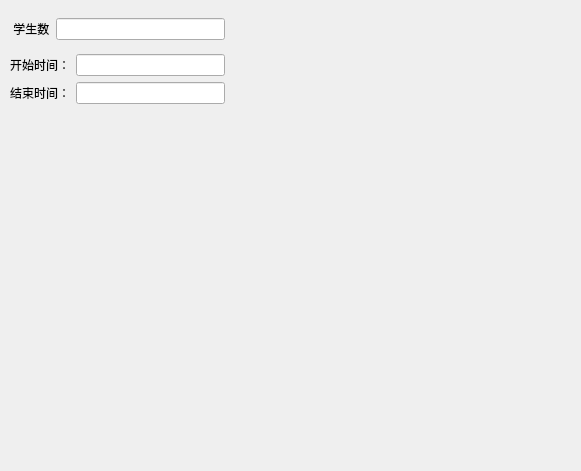
Qt form inter_editor.ui (jamesbee/stu-inter-sys) before a commit.
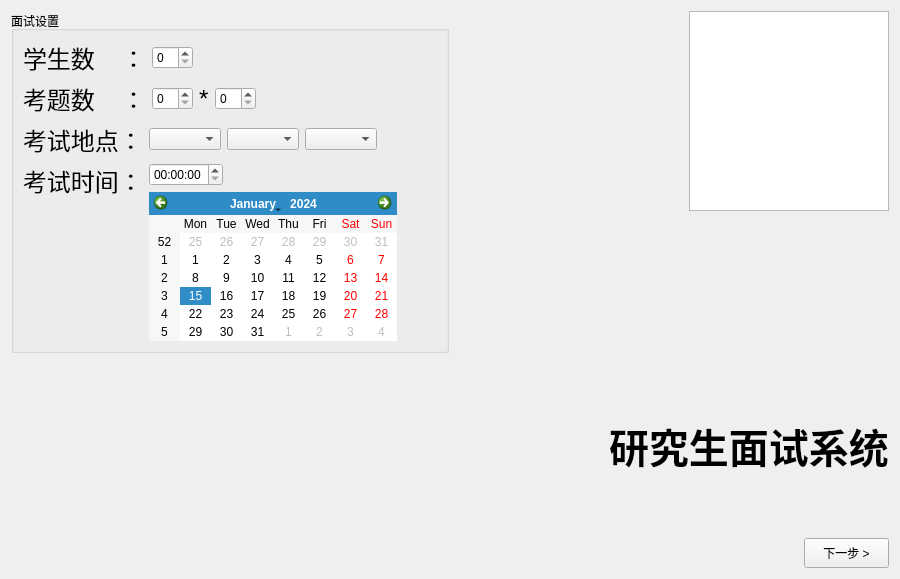
The same form after that commit.

Commit message: fix file name conflict (InterEditor.ui to inter_editor.ui)

What changed in the file:
```diff
--- a/inter_editor.ui
+++ b/inter_editor.ui
@@ -6,71 +6,368 @@
    <rect>
     <x>0</x>
     <y>0</y>
-    <width>581</width>
-    <height>471</height>
+    <width>900</width>
+    <height>579</height>
    </rect>
   </property>
   <property name="windowTitle">
    <string>Form</string>
   </property>
-  <widget class="QWidget" name="">
-   <property name="geometry">
-    <rect>
-     <x>10</x>
-     <y>10</y>
-     <width>215</width>
-     <height>103</height>
-    </rect>
-   </property>
-   <layout class="QVBoxLayout" name="verticalLayout_2">
-    <item>
-     <layout class="QHBoxLayout" name="horizontalLayout_3">
-      <item>
-       <widget class="QLabel" name="label">
-        <property name="text">
-         <string> 学生数</string>
-        </property>
-       </widget>
-      </item>
-      <item>
-       <widget class="QLineEdit" name="lineEdit"/>
-      </item>
-     </layout>
-    </item>
-    <item>
-     <layout class="QVBoxLayout" name="verticalLayout">
-      <item>
-       <layout class="QHBoxLayout" name="horizontalLayout">
+  <layout class="QVBoxLayout" name="verticalLayout_6">
+   <item>
+    <layout class="QHBoxLayout" name="horizontalLayout_11">
+     <item>
+      <widget class="QGroupBox" name="groupBox">
+       <property name="title">
+        <string>面试设置</string>
+       </property>
+       <layout class="QVBoxLayout" name="verticalLayout_4">
         <item>
-         <widget class="QLabel" name="label_2">
-          <property name="text">
-           <string>开始时间：</string>
-          </property>
-         </widget>
+         <layout class="QVBoxLayout" name="verticalLayout_3">
+          <item>
+           <layout class="QHBoxLayout" name="horizontalLayout_2">
+            <item>
+             <widget class="QLabel" name="label">
+              <property name="font">
+               <font>
+                <pointsize>18</pointsize>
+               </font>
+              </property>
+              <property name="text">
+               <string>学生数    ：</string>
+              </property>
+             </widget>
+            </item>
+            <item>
+             <widget class="QSpinBox" name="spinBox"/>
+            </item>
+            <item>
+             <spacer name="horizontalSpacer_2">
+              <property name="orientation">
+               <enum>Qt::Horizontal</enum>
+              </property>
+              <property name="sizeHint" stdset="0">
+               <size>
+                <width>40</width>
+                <height>20</height>
+               </size>
+              </property>
+             </spacer>
+            </item>
+           </layout>
+          </item>
+          <item>
+           <layout class="QHBoxLayout" name="horizontalLayout_4">
+            <item>
+             <widget class="QLabel" name="label_2">
+              <property name="font">
+               <font>
+                <pointsize>18</pointsize>
+               </font>
+              </property>
+              <property name="text">
+               <string>考题数    ：</string>
+              </property>
+             </widget>
+            </item>
+            <item>
+             <layout class="QHBoxLayout" name="horizontalLayout_3">
+              <item>
+               <widget class="QSpinBox" name="spinBox_2"/>
+              </item>
+              <item>
+               <widget class="QLabel" name="label_5">
+                <property name="font">
+                 <font>
+                  <pointsize>18</pointsize>
+                 </font>
+                </property>
+                <property name="text">
+                 <string>*</string>
+                </property>
+               </widget>
+              </item>
+              <item>
+               <widget class="QSpinBox" name="spinBox_3"/>
+              </item>
+              <item>
+               <spacer name="horizontalSpacer_3">
+                <property name="orientation">
+                 <enum>Qt::Horizontal</enum>
+                </property>
+                <property name="sizeHint" stdset="0">
+                 <size>
+                  <width>40</width>
+                  <height>20</height>
+                 </size>
+                </property>
+               </spacer>
+              </item>
+             </layout>
+            </item>
+           </layout>
+          </item>
+          <item>
+           <layout class="QHBoxLayout" name="horizontalLayout_5">
+            <item>
+             <widget class="QLabel" name="label_3">
+              <property name="font">
+               <font>
+                <pointsize>18</pointsize>
+               </font>
+              </property>
+              <property name="text">
+               <string>考试地点：</string>
+              </property>
+             </widget>
+            </item>
+            <item>
+             <layout class="QHBoxLayout" name="horizontalLayout_6">
+              <item>
+               <widget class="QComboBox" name="comboBox"/>
+              </item>
+              <item>
+               <widget class="QComboBox" name="comboBox_2"/>
+              </item>
+              <item>
+               <widget class="QComboBox" name="comboBox_3"/>
+              </item>
+              <item>
+               <spacer name="horizontalSpacer_5">
+                <property name="orientation">
+                 <enum>Qt::Horizontal</enum>
+                </property>
+                <property name="sizeHint" stdset="0">
+                 <size>
+                  <width>40</width>
+                  <height>18</height>
+                 </size>
+                </property>
+               </spacer>
+              </item>
+             </layout>
+            </item>
+           </layout>
+          </item>
+          <item>
+           <layout class="QHBoxLayout" name="horizontalLayout_8">
+            <item>
+             <layout class="QVBoxLayout" name="verticalLayout">
+              <item>
+               <widget class="QLabel" name="label_4">
+                <property name="font">
+                 <font>
+                  <pointsize>18</pointsize>
+                 </font>
+                </property>
+                <property name="text">
+                 <string>考试时间：</string>
+                </property>
+               </widget>
+              </item>
+              <item>
+               <spacer name="verticalSpacer">
+                <property name="orientation">
+                 <enum>Qt::Vertical</enum>
+                </property>
+                <property name="sizeHint" stdset="0">
+                 <size>
+                  <width>20</width>
+                  <height>40</height>
+                 </size>
+                </property>
+               </spacer>
+              </item>
+             </layout>
+            </item>
+            <item>
+             <layout class="QVBoxLayout" name="verticalLayout_2">
+              <item>
+               <layout class="QHBoxLayout" name="horizontalLayout_7">
+                <item>
+                 <widget class="QTimeEdit" name="timeEdit"/>
+                </item>
+                <item>
+                 <spacer name="horizontalSpacer_4">
+                  <property name="orientation">
+                   <enum>Qt::Horizontal</enum>
+                  </property>
+                  <property name="sizeHint" stdset="0">
+                   <size>
+                    <width>40</width>
+                    <height>20</height>
+                   </size>
+                  </property>
+                 </spacer>
+                </item>
+               </layout>
+              </item>
+              <item>
+               <layout class="QHBoxLayout" name="horizontalLayout_9">
+                <item>
+                 <widget class="QCalendarWidget" name="calendarWidget"/>
+                </item>
+                <item>
+                 <spacer name="horizontalSpacer_6">
+                  <property name="orientation">
+                   <enum>Qt::Horizontal</enum>
+                  </property>
+                  <property name="sizeHint" stdset="0">
+                   <size>
+                    <width>40</width>
+                    <height>20</height>
+                   </size>
+                  </property>
+                 </spacer>
+                </item>
+               </layout>
+              </item>
+             </layout>
+            </item>
+           </layout>
+          </item>
+         </layout>
         </item>
-        <item>
-         <widget class="QLineEdit" name="lineEdit_2"/>
-        </item>
        </layout>
-      </item>
-      <item>
-       <layout class="QHBoxLayout" name="horizontalLayout_2">
-        <item>
-         <widget class="QLabel" name="label_3">
-          <property name="text">
-           <string>结束时间：</string>
-          </property>
-         </widget>
-        </item>
-        <item>
-         <widget class="QLineEdit" name="lineEdit_3"/>
-        </item>
-       </layout>
-      </item>
-     </layout>
-    </item>
-   </layout>
-  </widget>
+      </widget>
+     </item>
+     <item>
+      <layout class="QVBoxLayout" name="verticalLayout_5">
+       <item>
+        <layout class="QHBoxLayout" name="horizontalLayout_10">
+         <item>
+          <spacer name="horizontalSpacer_7">
+           <property name="orientation">
+            <enum>Qt::Horizontal</enum>
+           </property>
+           <property name="sizeHint" stdset="0">
+            <size>
+             <width>40</width>
+             <height>20</height>
+            </size>
+           </property>
+          </spacer>
+         </item>
+         <item>
+          <widget class="QGraphicsView" name="graphicsView">
+           <property name="minimumSize">
+            <size>
+             <width>200</width>
+             <height>200</height>
+            </size>
+           </property>
+           <property name="maximumSize">
+            <size>
+             <width>200</width>
+             <height>200</height>
+            </size>
+           </property>
+          </widget>
+         </item>
+        </layout>
+       </item>
+       <item>
+        <spacer name="verticalSpacer_3">
+         <property name="orientation">
+          <enum>Qt::Vertical</enum>
+         </property>
+         <property name="sizeHint" stdset="0">
+          <size>
+           <width>20</width>
+           <height>40</height>
+          </size>
+         </property>
+        </spacer>
+       </item>
+      </layout>
+     </item>
+    </layout>
+   </item>
+   <item>
+    <layout class="QHBoxLayout" name="horizontalLayout_13">
+     <item>
+      <spacer name="verticalSpacer_2">
+       <property name="orientation">
+        <enum>Qt::Vertical</enum>
+       </property>
+       <property name="sizeHint" stdset="0">
+        <size>
+         <width>20</width>
+         <height>40</height>
+        </size>
+       </property>
+      </spacer>
+     </item>
+     <item>
+      <layout class="QHBoxLayout" name="horizontalLayout_12">
+       <item>
+        <spacer name="horizontalSpacer_8">
+         <property name="orientation">
+          <enum>Qt::Horizontal</enum>
+         </property>
+         <property name="sizeHint" stdset="0">
+          <size>
+           <width>40</width>
+           <height>20</height>
+          </size>
+         </property>
+        </spacer>
+       </item>
+       <item>
+        <widget class="QLabel" name="label_6">
+         <property name="font">
+          <font>
+           <pointsize>30</pointsize>
+           <weight>75</weight>
+           <bold>true</bold>
+          </font>
+         </property>
+         <property name="text">
+          <string>研究生面试系统</string>
+         </property>
+        </widget>
+       </item>
+      </layout>
+     </item>
+    </layout>
+   </item>
+   <item>
+    <layout class="QHBoxLayout" name="horizontalLayout">
+     <item>
+      <spacer name="horizontalSpacer">
+       <property name="orientation">
+        <enum>Qt::Horizontal</enum>
+       </property>
+       <property name="sizeHint" stdset="0">
+        <size>
+         <width>40</width>
+         <height>20</height>
+        </size>
+       </property>
+      </spacer>
+     </item>
+     <item>
+      <widget class="QPushButton" name="pushButton">
+       <property name="minimumSize">
+        <size>
+         <width>85</width>
+         <height>30</height>
+        </size>
+       </property>
+       <property name="maximumSize">
+        <size>
+         <width>85</width>
+         <height>30</height>
+        </size>
+       </property>
+       <property name="text">
+        <string>下一步 &gt;</string>
+       </property>
+      </widget>
+     </item>
+    </layout>
+   </item>
+  </layout>
  </widget>
  <resources/>
  <connections/>
```
Left out of the diff: 4 changed lines with no effect on the pictures. The commit also changes 3 other files.
